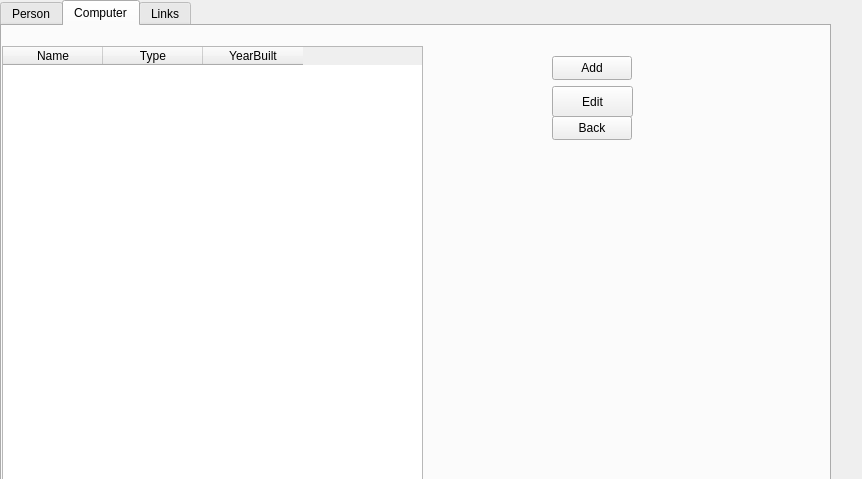
Qt form Widget/displaylist.ui (Ladanvini/VLN1-Hopur-5) before a commit.
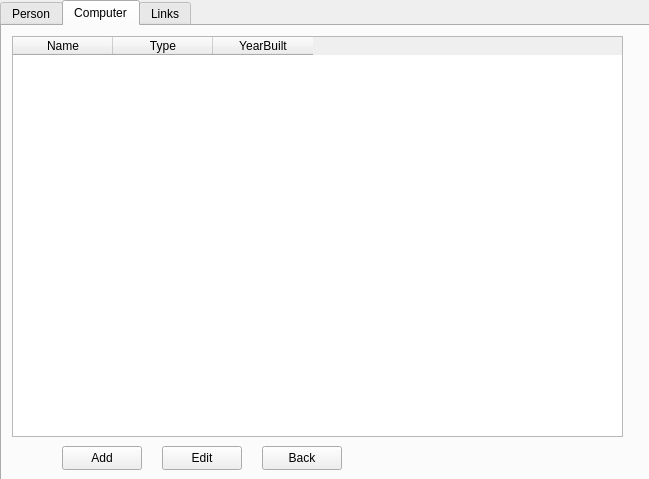
The same form after that commit. The open tabs and pages were chosen to show the change.

Commit message: Beauty work on displaylistui

```diff
--- a/Widget/displaylist.ui
+++ b/Widget/displaylist.ui
@@ -6,7 +6,7 @@
    <rect>
     <x>0</x>
     <y>0</y>
-    <width>862</width>
+    <width>649</width>
     <height>479</height>
    </rect>
   </property>
@@ -18,8 +18,8 @@
     <rect>
      <x>0</x>
      <y>0</y>
-     <width>831</width>
-     <height>511</height>
+     <width>651</width>
+     <height>481</height>
     </rect>
    </property>
    <property name="currentIndex">
@@ -121,10 +121,10 @@
     <widget class="QTableWidget" name="tableWidget_3">
      <property name="geometry">
       <rect>
-       <x>0</x>
-       <y>20</y>
-       <width>421</width>
-       <height>441</height>
+       <x>10</x>
+       <y>10</y>
+       <width>611</width>
+       <height>401</height>
       </rect>
      </property>
      <column>
@@ -146,8 +146,8 @@
     <widget class="QPushButton" name="pushButton_6">
      <property name="geometry">
       <rect>
-       <x>550</x>
-       <y>90</y>
+       <x>260</x>
+       <y>420</y>
        <width>80</width>
        <height>24</height>
       </rect>
@@ -159,8 +159,8 @@
     <widget class="QPushButton" name="pushButton_4">
      <property name="geometry">
       <rect>
-       <x>550</x>
-       <y>30</y>
+       <x>60</x>
+       <y>420</y>
        <width>80</width>
        <height>24</height>
       </rect>
@@ -172,10 +172,10 @@
     <widget class="QPushButton" name="pushButton_10">
      <property name="geometry">
       <rect>
-       <x>550</x>
-       <y>60</y>
-       <width>81</width>
-       <height>31</height>
+       <x>160</x>
+       <y>420</y>
+       <width>80</width>
+       <height>24</height>
       </rect>
      </property>
      <property name="text">
```
Left out of the diff: 40 changed lines with no effect on the pictures.
